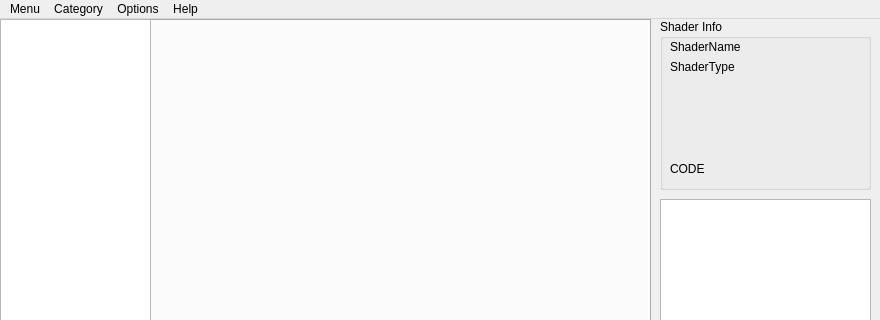
Qt form msl/ui/ui/main.ui (MaxRocamora/MayaShaderLibrary) before a commit; both pictures show x 0 to 880 and y 0 to 320 of the 880 by 510 pixel window.
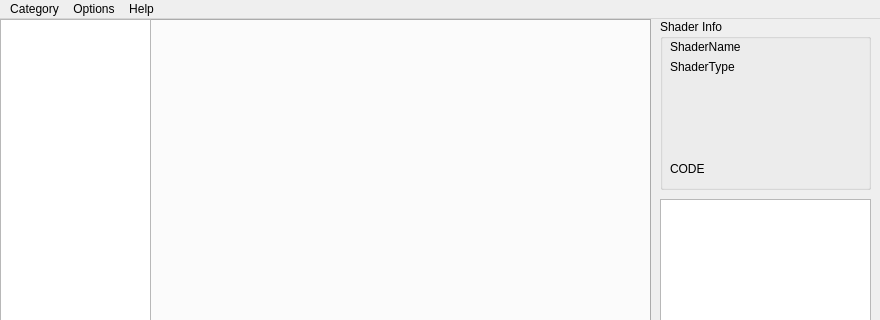
The same form after that commit.

Commit message: removed reset menu

```diff
--- a/msl/ui/ui/main.ui
+++ b/msl/ui/ui/main.ui
@@ -212,13 +212,6 @@
      <height>21</height>
     </rect>
    </property>
-   <widget class="QMenu" name="menuMenu">
-    <property name="title">
-     <string>Menu</string>
-    </property>
-    <addaction name="mnu_reload_categories"/>
-    <addaction name="separator"/>
-   </widget>
    <widget class="QMenu" name="menuCategory">
     <property name="title">
      <string>Category</string>
@@ -240,7 +233,6 @@
     </property>
     <addaction name="mnu_help_web"/>
    </widget>
-   <addaction name="menuMenu"/>
    <addaction name="menuCategory"/>
    <addaction name="menuOptions"/>
    <addaction name="menuHelp"/>
```
